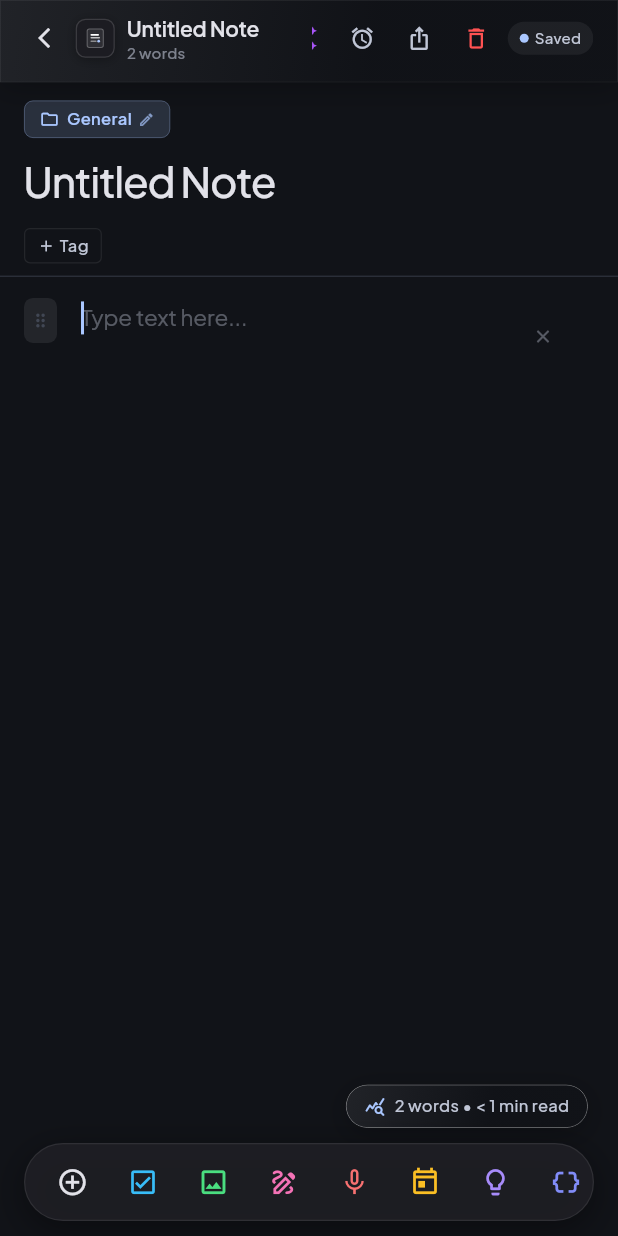
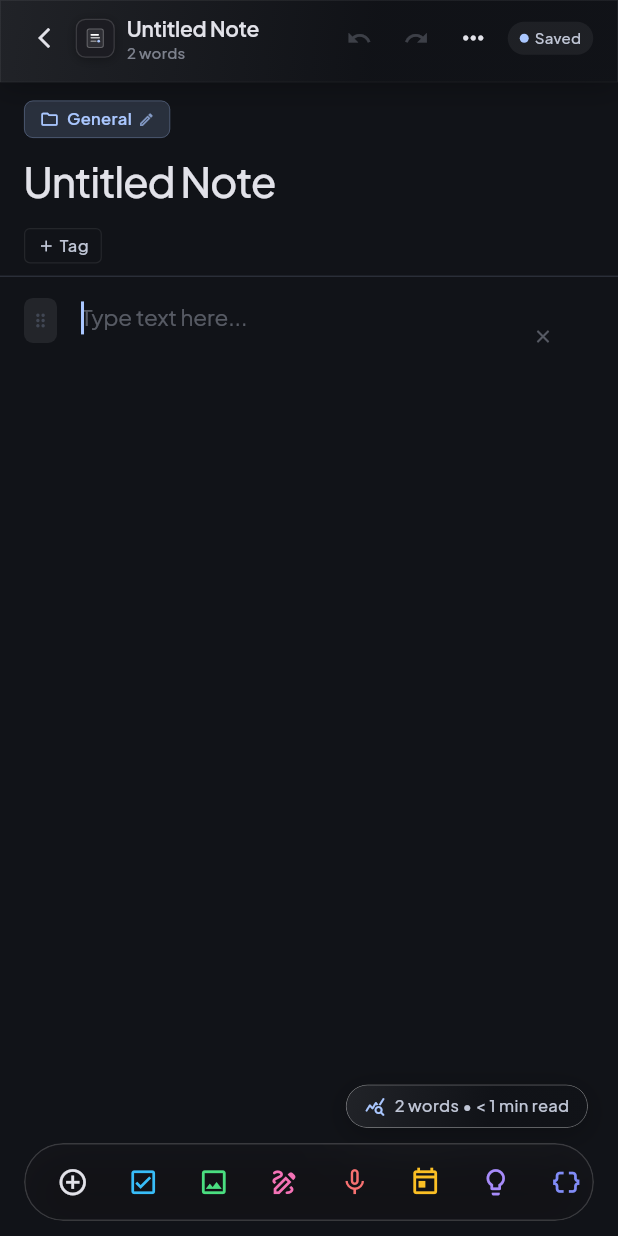
Before and after one commit to AdibSZ/QuickNote, a Flutter app: the screen it shows after launch, after a tap on the "add" icon, on a phone screen of 412 x 824 dp. Run offline on Flutter 3.47's test engine with Material 3 defaults, Android fonts, the phone set to English and light mode, and no system bars; our stand-ins replace audioplayers, bloc, equatable, file_picker, flutter_bloc, google_fonts and 2 more; missing offline and left inert: record.

Commit message:
feat: consolidate header actions into 3-dots sheet and add frosted glass BackdropFilter to bottom dock

```diff
--- a/apps/quicknote/lib/features/editor/presentation/widgets/docked_bottom_bar.dart
+++ b/apps/quicknote/lib/features/editor/presentation/widgets/docked_bottom_bar.dart
@@ -1,5 +1,6 @@
 import 'dart:async';
 import 'dart:math' as math;
+import 'dart:ui' as ui;
 import 'package:flutter/material.dart';
 import 'package:image_picker/image_picker.dart';
 import '../../../../core/theme/app_colors.dart';
@@ -104,15 +105,32 @@ class _DockedBottomBarState extends State<DockedBottomBar> with SingleTickerProv
   }
 
   Widget _buildRecordingBar() {
-    return Container(
+    return ClipRRect(
       key: const ValueKey('recording_bar'),
+      borderRadius: BorderRadius.circular(28),
+      child: BackdropFilter(
+        filter: ui.ImageFilter.blur(sigmaX: 25, sigmaY: 25),
+        child: Container(
           height: 54,
           padding: const EdgeInsets.symmetric(horizontal: 14),
           decoration: BoxDecoration(
-        gradient: const LinearGradient(colors: [Color(0xFFDC2626), Color(0xFF991B1B)]),
-        borderRadius: BorderRadius.circular(27),
-        boxShadow: [BoxShadow(color: const Color(0xFFDC2626).withValues(alpha: 0.45), blurRadius: 18, offset: const Offset(0, 6))],
-        border: Border.all(color: Colors.white.withValues(alpha: 0.3), width: 1.2),
+            gradient: LinearGradient(
+              colors: [
+                const Color(0xFFDC2626).withValues(alpha: 0.85),
+                const Color(0xFF991B1B).withValues(alpha: 0.75),
+              ],
+              begin: Alignment.centerLeft,
+              end: Alignment.centerRight,
+            ),
+            borderRadius: BorderRadius.circular(28),
+            boxShadow: [
+              BoxShadow(
+                color: const Color(0xFFDC2626).withValues(alpha: 0.45),
+                blurRadius: 20,
+                offset: const Offset(0, 6),
+              ),
+            ],
+            border: Border.all(color: Colors.white.withValues(alpha: 0.35), width: 1.2),
           ),
           child: Row(
             children: [
@@ -128,7 +146,10 @@ class _DockedBottomBarState extends State<DockedBottomBar> with SingleTickerProv
                 ),
               ),
               const SizedBox(width: 8),
-          Text(_formatTime(_recordSeconds), style: const TextStyle(color: Colors.white, fontWeight: FontWeight.w700, fontSize: 14)),
+              Text(
+                _formatTime(_recordSeconds),
+                style: const TextStyle(color: Colors.white, fontWeight: FontWeight.w700, fontSize: 14),
+              ),
               const Spacer(),
               AnimatedBuilder(
                 animation: _anim,
@@ -140,7 +161,10 @@ class _DockedBottomBarState extends State<DockedBottomBar> with SingleTickerProv
                       width: 3.5,
                       height: 8 + (18 * factor),
                       margin: const EdgeInsets.symmetric(horizontal: 2),
-                  decoration: BoxDecoration(color: Colors.white.withValues(alpha: 0.85), borderRadius: BorderRadius.circular(2)),
+                      decoration: BoxDecoration(
+                        color: Colors.white.withValues(alpha: 0.85),
+                        borderRadius: BorderRadius.circular(2),
+                      ),
                     );
                   }),
                 ),
@@ -169,20 +193,40 @@ class _DockedBottomBarState extends State<DockedBottomBar> with SingleTickerProv
               ),
             ],
           ),
+        ),
+      ),
     );
   }
 
   Widget _buildNormalBar(bool isDark) {
     final onSurface = isDark ? AppColors.darkOnSurface : AppColors.lightOnSurface;
-    return Container(
+    return ClipRRect(
       key: const ValueKey('normal_bar'),
+      borderRadius: BorderRadius.circular(28),
+      child: BackdropFilter(
+        filter: ui.ImageFilter.blur(sigmaX: 25, sigmaY: 25),
+        child: Container(
           height: 52,
           padding: const EdgeInsets.symmetric(horizontal: 8),
           decoration: BoxDecoration(
-        color: (isDark ? const Color(0xFF1E1E24) : Colors.white).withValues(alpha: 0.92),
-        borderRadius: BorderRadius.circular(26),
-        boxShadow: [BoxShadow(color: Colors.black.withValues(alpha: isDark ? 0.4 : 0.1), blurRadius: 20, offset: const Offset(0, 6))],
-        border: Border.all(color: (isDark ? Colors.white : Colors.black).withValues(alpha: 0.08), width: 0.8),
+            color: isDark
+                ? const Color(0xFF16161B).withValues(alpha: 0.55)
+                : Colors.white.withValues(alpha: 0.65),
+            borderRadius: BorderRadius.circular(28),
+            boxShadow: [
+              BoxShadow(
+                color: Colors.black.withValues(alpha: isDark ? 0.35 : 0.10),
+                blurRadius: 24,
+                offset: const Offset(0, 8),
+                spreadRadius: -2,
+              ),
+            ],
+            border: Border.all(
+              color: isDark
+                  ? Colors.white.withValues(alpha: 0.16)
+                  : Colors.white.withValues(alpha: 0.85),
+              width: 1.0,
+            ),
           ),
           child: ListView(
             scrollDirection: Axis.horizontal,
@@ -202,6 +246,8 @@ class _DockedBottomBarState extends State<DockedBottomBar> with SingleTickerProv
               _btn(Icons.format_quote_rounded, 'Quote', const Color(0xFFE879F9), widget.onAddQuote),
               _btn(Icons.format_size, 'Format', onSurface, widget.onFormatText),
             ],
+          ),
+        ),
       ),
     );
   }
--- a/apps/quicknote/lib/features/editor/presentation/widgets/editor_header.dart
+++ b/apps/quicknote/lib/features/editor/presentation/widgets/editor_header.dart
@@ -4,6 +4,7 @@ import '../../../../core/theme/app_typography.dart';
 import '../../../../core/ui_kit/app_emblem.dart';
 import '../../../../core/ui_kit/glass_container.dart';
 import '../../../../core/ui_kit/glass_icon_button.dart';
+import 'editor_more_menu_sheet.dart';
 
 class EditorHeader extends StatelessWidget {
   final VoidCallback onBack;
@@ -109,14 +110,9 @@ class EditorHeader extends StatelessWidget {
             ),
           ),
           const SizedBox(width: 8),
-          Flexible(
-            child: SingleChildScrollView(
-              scrollDirection: Axis.horizontal,
-              reverse: true,
-              physics: const BouncingScrollPhysics(),
-              child: Row(
-                mainAxisSize: MainAxisSize.min,
-                children: [
+          Row(
+            mainAxisSize: MainAxisSize.min,
+            children: [
               GlassIconButton(
                 size: 34,
                 icon: Icon(
@@ -139,107 +135,28 @@ class EditorHeader extends StatelessWidget {
                 onPressed: onRedo,
               ),
               const SizedBox(width: 4),
-              if (onToggleFavorite != null) ...[
-                GlassIconButton(
-                  size: 34,
-                  icon: Icon(
-                    isFavorite ? Icons.star_rounded : Icons.star_outline_rounded,
-                    size: 19,
-                    color: isFavorite ? const Color(0xFFFFCC00) : onSurfaceVar,
-                  ),
-                  tooltip: isFavorite ? 'Favorited' : 'Favorite',
-                  onPressed: onToggleFavorite,
+              GlassIconButton(
+                size: 34,
+                icon: Icon(Icons.more_horiz, size: 20, color: onSurface),
+                tooltip: 'Options',
+                onPressed: () => EditorMoreMenuSheet.show(
+                  context,
+                  isPinned: isPinned,
+                  isFavorite: isFavorite,
+                  isLocked: isLocked,
+                  hasReminder: hasReminder,
+                  onTogglePin: onTogglePin,
+                  onToggleFavorite: onToggleFavorite,
+                  onToggleLock: onToggleLock,
+                  onPickColor: onPickColor,
+                  onZenMode: onZenMode,
+                  onShareAesthetic: onShareAesthetic,
+                  onReminder: onReminder,
+                  onExport: onExport,
+                  onDeleteNote: onDeleteNote,
                 ),
-                const SizedBox(width: 4),
-              ],
-              if (onTogglePin != null) ...[
-                GlassIconButton(
-                  size: 34,
-                  icon: Icon(
-                    isPinned ? Icons.push_pin : Icons.push_pin_outlined,
-                    size: 17,
-                    color: isPinned ? primary : onSurfaceVar,
-                  ),
-                  tooltip: isPinned ? 'Unpin' : 'Pin',
-                  onPressed: onTogglePin,
-                ),
-                const SizedBox(width: 4),
-              ],
-              if (onPickColor != null) ...[
-                GlassIconButton(
-                  size: 34,
-                  icon: Icon(
-                    Icons.palette_outlined,
-                    size: 17,
-                    color: onSurfaceVar,
-                  ),
-                  tooltip: 'Color Tint',
-                  onPressed: onPickColor,
-                ),
-                const SizedBox(width: 4),
-              ],
-              if (onToggleLock != null) ...[
-                GlassIconButton(
-                  size: 34,
-                  icon: Icon(
-                    isLocked ? Icons.lock : Icons.lock_open_outlined,
-                    size: 17,
-                    color: isLocked ? primary : onSurfaceVar,
-                  ),
-                  tooltip: isLocked ? 'Unlock Note' : 'Lock Note',
-                  onPressed: onToggleLock,
-                ),
-                const SizedBox(width: 4),
-              ],
-              if (onZenMode != null) ...[
-                GlassIconButton(
-                  size: 34,
-                  icon: Icon(Icons.self_improvement, size: 18, color: onSurfaceVar),
-                  tooltip: 'Zen Mode',
-                  onPressed: onZenMode,
-                ),
-                const SizedBox(width: 4),
-              ],
-              if (onShareAesthetic != null) ...[
-                GlassIconButton(
-                  size: 34,
-                  icon: const Icon(Icons.auto_awesome_outlined, size: 17, color: Color(0xFFA855F7)),
-                  tooltip: 'Share Card',
-                  onPressed: onShareAesthetic,
-                ),
-                const SizedBox(width: 4),
-              ],
-              if (onReminder != null) ...[
-                GlassIconButton(
-                  size: 34,
-                  icon: Icon(
-                    hasReminder ? Icons.alarm_on_rounded : Icons.alarm_outlined,
-                    size: 17,
-                    color: hasReminder ? const Color(0xFF34C759) : onSurfaceVar,
-                  ),
-                  tooltip: 'Reminder',
-                  onPressed: onReminder,
-                ),
-                const SizedBox(width: 4),
-              ],
-              if (onExport != null) ...[
-                GlassIconButton(
-                  size: 34,
-                  icon: Icon(Icons.ios_share_outlined, size: 17, color: onSurfaceVar),
-                  tooltip: 'Share / Copy Markdown',
-                  onPressed: onExport,
-                ),
-                const SizedBox(width: 4),
-              ],
-              if (onDeleteNote != null) ...[
-                GlassIconButton(
-                  size: 34,
-                  icon: const Icon(Icons.delete_outline, size: 18, color: Colors.redAccent),
-                  tooltip: 'Delete Note',
-                  onPressed: () => _confirmDelete(context),
-                ),
-                const SizedBox(width: 4),
-              ],
+              ),
+              const SizedBox(width: 6),
               Container(
                 padding: const EdgeInsets.symmetric(horizontal: 8, vertical: 4),
                 decoration: BoxDecoration(
@@ -269,28 +186,6 @@ class EditorHeader extends StatelessWidget {
               ),
             ],
           ),
-        ),
-      ),
-    ],
-  ),
-);
-  }
-
-  void _confirmDelete(BuildContext context) {
-    showDialog(
-      context: context,
-      builder: (ctx) => AlertDialog(
-        title: const Text('Delete Note'),
-        content: const Text('Are you sure you want to delete this note? This action cannot be undone.'),
-        actions: [
-          TextButton(onPressed: () => Navigator.pop(ctx), child: const Text('Cancel')),
-          TextButton(
-            onPressed: () {
-              Navigator.pop(ctx);
-              onDeleteNote?.call();
-            },
-            child: const Text('Delete', style: TextStyle(color: Colors.redAccent)),
-          ),
         ],
       ),
     );
```
Also changed, not shown: apps/quicknote/lib/features/editor/presentation/widgets/editor_more_menu_sheet.dart (added, +290 -0 lines). Lines whose indentation alone changed are shown as unchanged.
